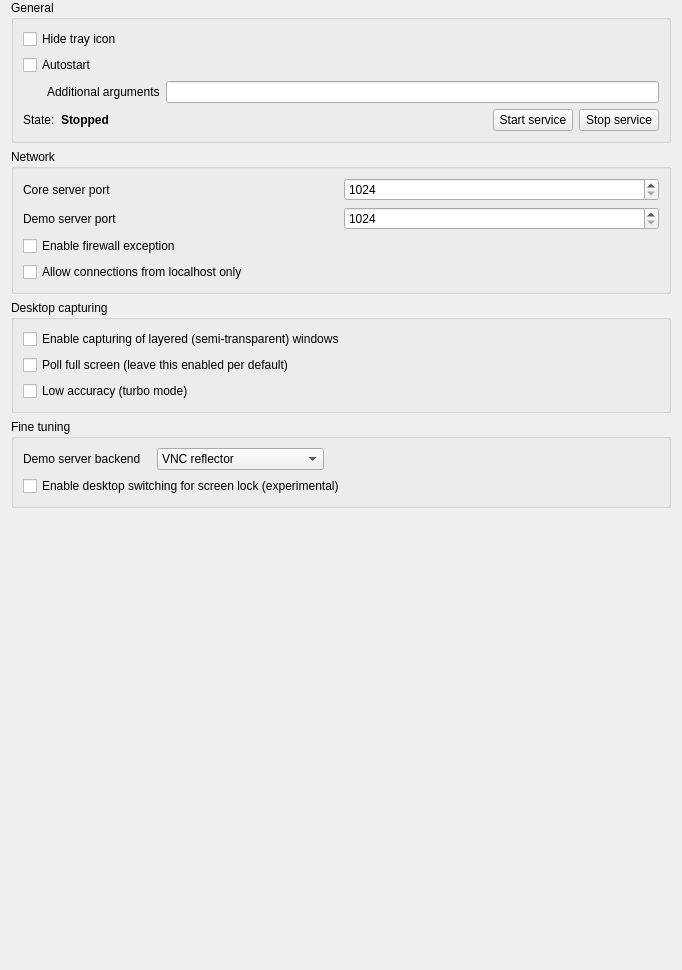
Before: the Qt Designer form configurator/forms/ServiceConfigurationPage.ui in veyon/veyon, drawn with Qt 5.
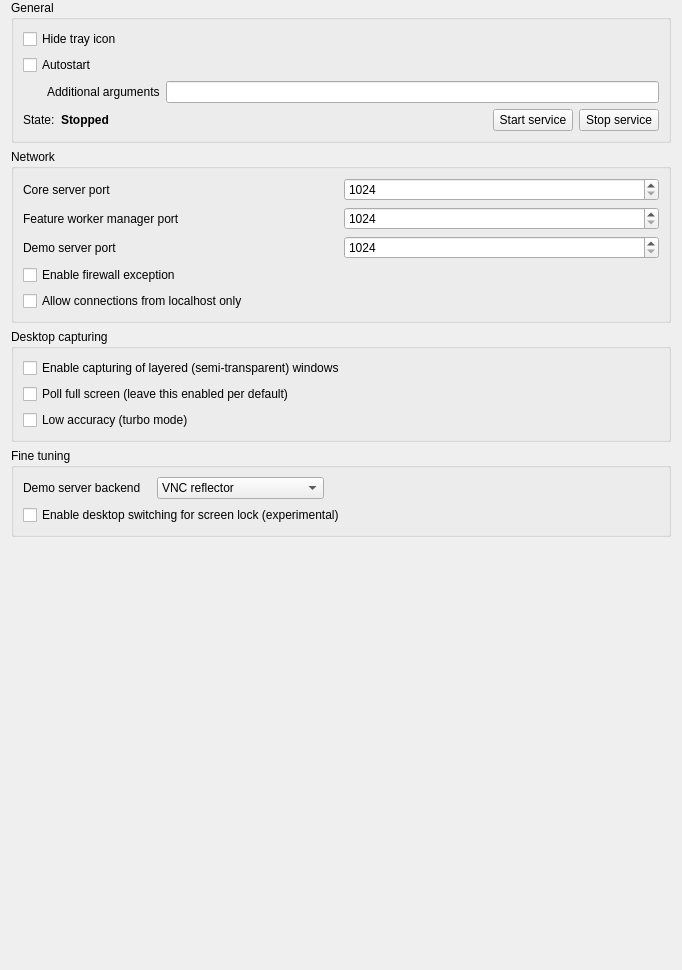
After: the same form once the commit is applied. Icons and pictures are not drawn.

Commit message: Configurator: add support for featureWorkerManagerPort property

```diff
--- a/configurator/forms/ServiceConfigurationPage.ui
+++ b/configurator/forms/ServiceConfigurationPage.ui
@@ -134,7 +134,34 @@
       <string>Network</string>
      </property>
      <layout class="QGridLayout" name="gridLayout_11">
+      <item row="0" column="1">
+       <widget class="QSpinBox" name="coreServerPort">
+        <property name="minimum">
+         <number>1024</number>
+        </property>
+        <property name="maximum">
+         <number>65535</number>
+        </property>
+       </widget>
+      </item>
+      <item row="2" column="1">
+       <widget class="QSpinBox" name="demoServerPort">
+        <property name="minimum">
+         <number>1024</number>
+        </property>
+        <property name="maximum">
+         <number>65535</number>
+        </property>
+       </widget>
+      </item>
       <item row="3" column="0" colspan="2">
+       <widget class="QCheckBox" name="isFirewallExceptionEnabled">
+        <property name="text">
+         <string>Enable firewall exception</string>
+        </property>
+       </widget>
+      </item>
+      <item row="4" column="0" colspan="2">
        <widget class="QCheckBox" name="localConnectOnly">
         <property name="text">
          <string>Allow connections from localhost only</string>
@@ -148,32 +175,22 @@
         </property>
        </widget>
       </item>
-      <item row="1" column="1">
-       <widget class="QSpinBox" name="demoServerPort">
-        <property name="minimum">
-         <number>1024</number>
-        </property>
-        <property name="maximum">
-         <number>65535</number>
-        </property>
-       </widget>
-      </item>
-      <item row="2" column="0" colspan="2">
-       <widget class="QCheckBox" name="isFirewallExceptionEnabled">
-        <property name="text">
-         <string>Enable firewall exception</string>
-        </property>
-       </widget>
-      </item>
-      <item row="1" column="0">
+      <item row="2" column="0">
        <widget class="QLabel" name="label_13">
         <property name="text">
          <string>Demo server port</string>
         </property>
        </widget>
       </item>
-      <item row="0" column="1">
-       <widget class="QSpinBox" name="coreServerPort">
+      <item row="1" column="0">
+       <widget class="QLabel" name="label_14">
+        <property name="text">
+         <string>Feature worker manager port</string>
+        </property>
+       </widget>
+      </item>
+      <item row="1" column="1">
+       <widget class="QSpinBox" name="featureWorkerManagerPort">
         <property name="minimum">
          <number>1024</number>
         </property>
```
